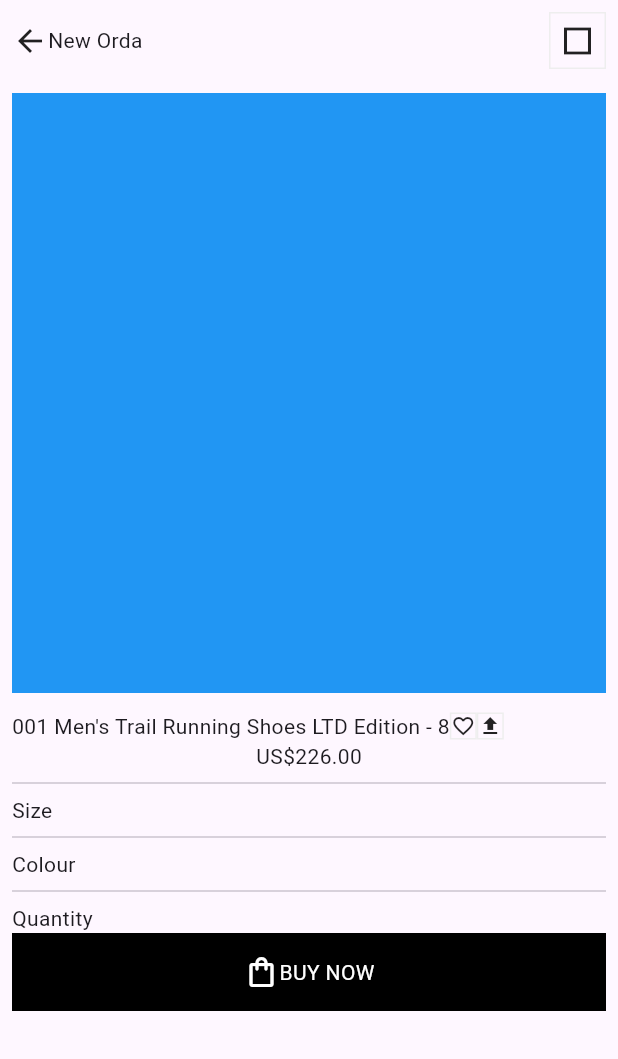
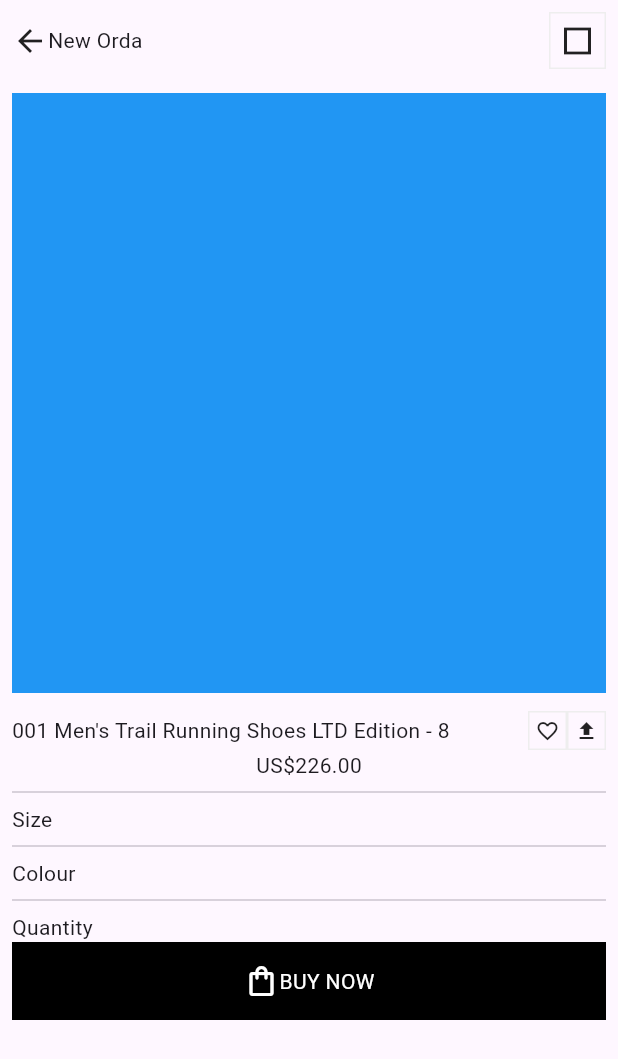
Before and after one commit to JAICHANGPARK/flutter_notebook_chapter_37, a Flutter app: the SneakersDetailPage screen opened directly, on a phone screen of 412 x 824 dp. Shown: the top 1059 px of the screen. Run offline on Flutter 3.47's test engine with Material 3 defaults, Android fonts, the phone set to English and light mode, and no system bars; our stand-ins replace dots_indicator, gap, google_fonts.

Commit message:
Update sneakers_detail_page.dart

```diff
--- a/lib/ep1869_sneakers_app/view/sneakers_detail_page.dart
+++ b/lib/ep1869_sneakers_app/view/sneakers_detail_page.dart
@@ -1,5 +1,6 @@
 import 'package:flutter/cupertino.dart';
 import 'package:flutter/material.dart';
+import 'package:flutter/widgets.dart';
 import 'package:gap/gap.dart';
 
 class SneakersDetailPage extends StatefulWidget {
@@ -48,8 +49,9 @@ class _SneakersDetailPageState extends State<SneakersDetailPage> {
               Gap(12),
               Row(
                 children: [
-                  Text("001 Men's Trail Running Shoes LTD Edition - 8"),
+                  Expanded(child: Text("001 Men's Trail Running Shoes LTD Edition - 8")),
                   Container(
+                    padding: EdgeInsets.all(4),
                     decoration: BoxDecoration(
                       border: Border.all(
                         color: Colors.grey[200]!,
@@ -61,7 +63,7 @@ class _SneakersDetailPageState extends State<SneakersDetailPage> {
                     ),
                   ),
                   Container(
-
+                    padding: EdgeInsets.all(4),
                     decoration: BoxDecoration(
                       border: Border.all(
                         color: Colors.grey[200]!,
```
